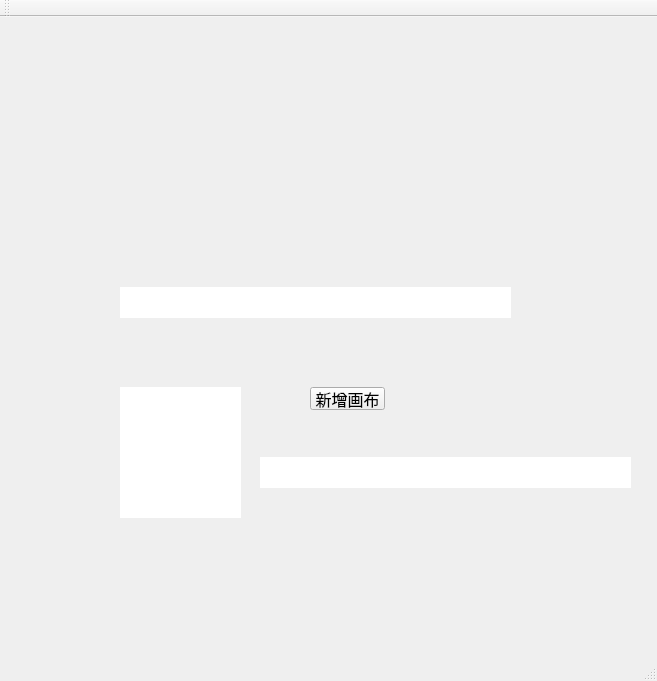
The window that NJU_CG/mainwindow.ui (VingtDylan/NJU_CG) describes before a commit, drawn with Qt 5.
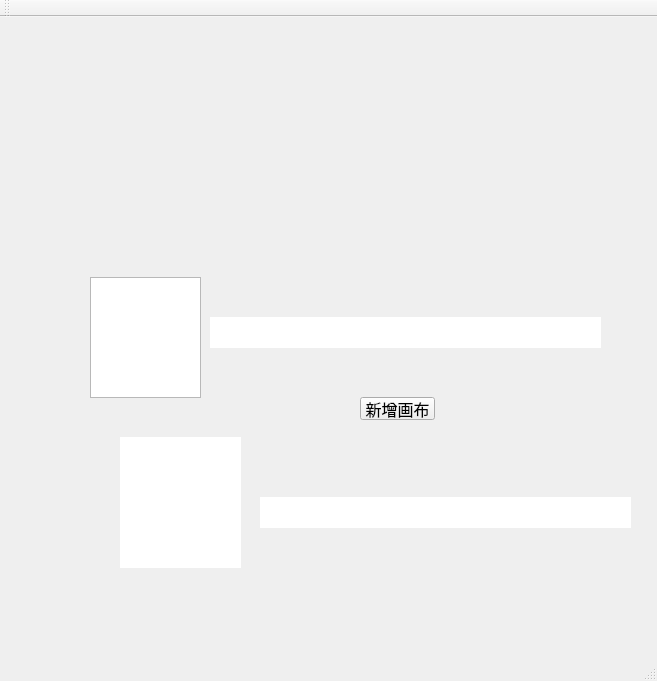
The same window after the commit. Icons and pictures are not drawn.

```diff
--- a/NJU_CG/mainwindow.ui
+++ b/NJU_CG/mainwindow.ui
@@ -31,8 +31,8 @@
    <widget class="QPushButton" name="pushButton">
     <property name="geometry">
      <rect>
-      <x>310</x>
-      <y>370</y>
+      <x>360</x>
+      <y>380</y>
       <width>75</width>
       <height>23</height>
      </rect>
@@ -44,8 +44,8 @@
    <widget class="QTextBrowser" name="textBrowser">
     <property name="geometry">
      <rect>
-      <x>120</x>
-      <y>270</y>
+      <x>210</x>
+      <y>300</y>
       <width>391</width>
       <height>31</height>
      </rect>
@@ -70,7 +70,7 @@
     <property name="geometry">
      <rect>
       <x>260</x>
-      <y>440</y>
+      <y>480</y>
       <width>371</width>
       <height>31</height>
      </rect>
@@ -101,7 +101,7 @@
     <property name="geometry">
      <rect>
       <x>120</x>
-      <y>370</y>
+      <y>420</y>
       <width>121</width>
       <height>131</height>
      </rect>
@@ -129,6 +129,19 @@
      <bool>true</bool>
     </attribute>
    </widget>
+   <widget class="QTableView" name="tableView">
+    <property name="geometry">
+     <rect>
+      <x>90</x>
+      <y>260</y>
+      <width>111</width>
+      <height>121</height>
+     </rect>
+    </property>
+    <property name="styleSheet">
+     <string notr="true">border-image: url(:/menu_icons/hint);</string>
+    </property>
+   </widget>
   </widget>
   <widget class="QMenuBar" name="menuBar">
    <property name="geometry">
```
